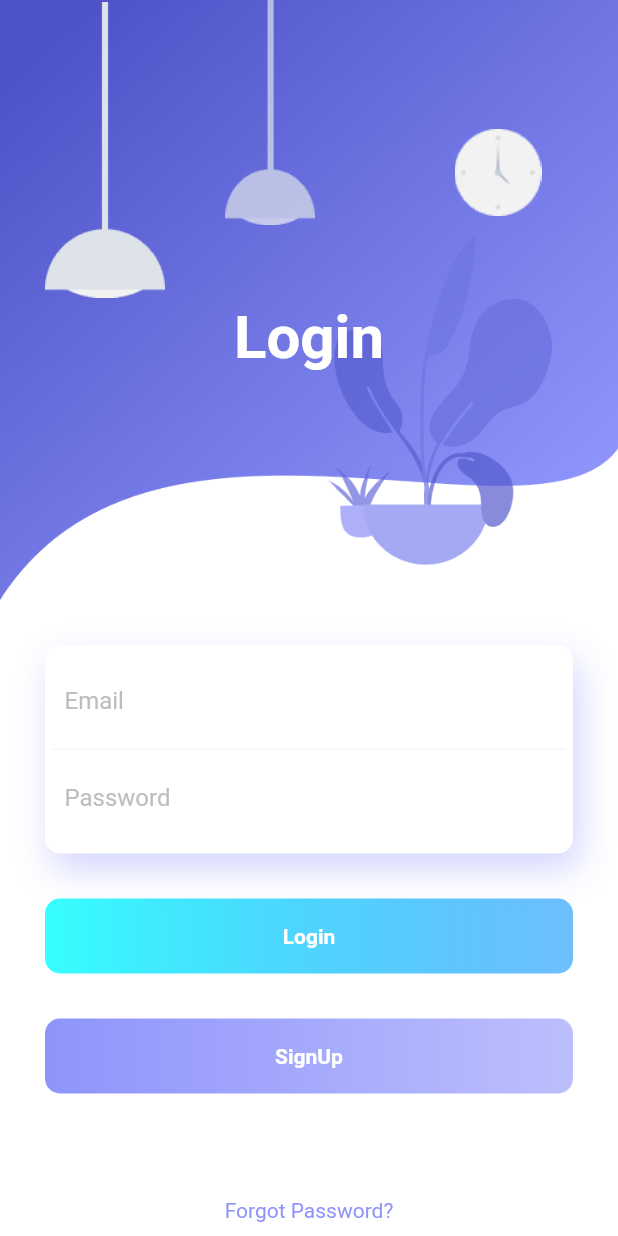
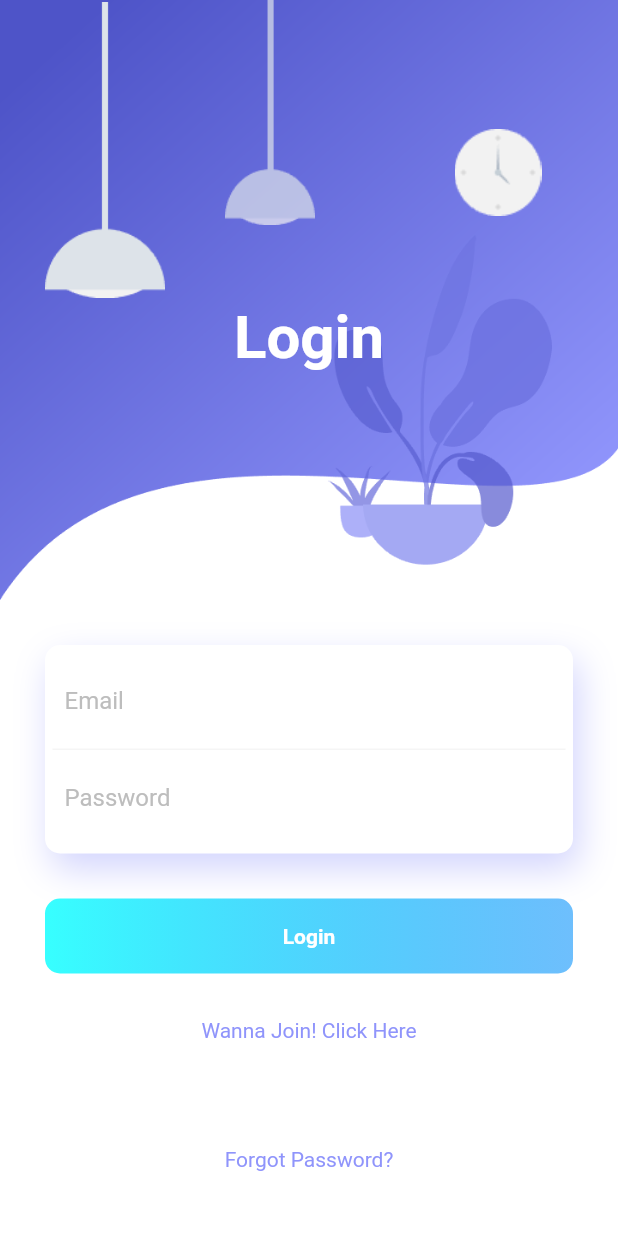
Before and after one commit to roodymike/Messaging_app_flutter, a Flutter app: the signin_auth screen opened directly, on a phone screen of 412 x 824 dp. Run offline on Flutter 3.47's test engine with Material 2 defaults, Android fonts, the phone set to English and light mode, and no system bars; our stand-ins replace firebase_auth, simple_animations; accounts and stored records are empty.

Commit message:
Worked on redirects

```diff
--- a/lib/main.dart
+++ b/lib/main.dart
@@ -1,6 +1,7 @@
 import 'package:flutter/material.dart';
 import 'package:message_me/views/auth/login_auth.dart';
 import 'package:message_me/views/auth/signup_auth.dart';
+import 'package:message_me/views/chat/chatRoomView.dart';
 
 void main() {
   runApp(MyApp());
@@ -18,7 +19,7 @@ class MyApp extends StatelessWidget {
         scaffoldBackgroundColor: Color(0xfff1F1F1F),
         visualDensity: VisualDensity.adaptivePlatformDensity,
       ),
-      home: SignUp(),
+      home: ChatRoom(),
     );
   }
 }
--- a/lib/views/auth/login_auth.dart
+++ b/lib/views/auth/login_auth.dart
@@ -12,7 +12,16 @@ class _signin_authState extends State<signin_auth>
   AnimationController _controller;
   TextEditingController email_id_controller = new TextEditingController();
   TextEditingController password_controller = new TextEditingController();
-
+  navmetoSignUp() {
+    print("Navigating to Sign Up Screen");
+    Navigator.pushReplacement(
+        context, MaterialPageRoute(builder: (context) => SignUp()));
+  }
+  navmetofpass() {
+    print("Navigating to Sign Up Screen");
+    Navigator.pushReplacement(
+        context, MaterialPageRoute(builder: (context) => SignUp()));
+  }
   @override
   void initState() {
     _controller = AnimationController(vsync: this);
@@ -190,25 +199,13 @@ class _signin_authState extends State<signin_auth>
                       FadeAnimation(
                           2,
                           GestureDetector(
-                            onTap: () {
-                              SignUp();
+                            onTap: (){
+                              navmetoSignUp();
                             },
-                            child: Container(
-                              height: 50,
-                              decoration: BoxDecoration(
-                                  borderRadius: BorderRadius.circular(10),
-                                  gradient: LinearGradient(colors: [
-                                    Color.fromRGBO(143, 148, 251, 1),
-                                    Color.fromRGBO(143, 148, 251, .6),
-                                  ])),
-                              child: Center(
-                                child: Text(
-                                  "SignUp",
-                                  style: TextStyle(
-                                      color: Colors.white,
-                                      fontWeight: FontWeight.bold),
-                                ),
-                              ),
+                            child: Text(
+                              "Wanna Join! Click Here",
+                              style: TextStyle(
+                                  color: Color.fromRGBO(143, 148, 251, 1)),
                             ),
                           )),
                       SizedBox(
@@ -216,10 +213,15 @@ class _signin_authState extends State<signin_auth>
                       ),
                       FadeAnimation(
                           1.5,
-                          Text(
-                            "Forgot Password?",
-                            style: TextStyle(
-                                color: Color.fromRGBO(143, 148, 251, 1)),
+                          GestureDetector(
+                            onTap: (){
+                              navmetofpass();
+                              },
+                            child: Text(
+                              "Forgot Password?",
+                              style: TextStyle(
+                                  color: Color.fromRGBO(143, 148, 251, 1)),
+                            ),
                           )),
                     ],
                   ),
--- a/lib/views/auth/signup_auth.dart
+++ b/lib/views/auth/signup_auth.dart
@@ -29,7 +29,6 @@ class _SignUpState extends State<SignUp> {
           .signUpwithEmailANdPassword(
               email_id_controller.text, password_controller.text)
           .then((val) {
-        print("${val.uid}");
         Navigator.pushReplacement(
             context, MaterialPageRoute(builder: (context) => ChatRoom()));
       });
@@ -246,7 +245,7 @@ class _SignUpState extends State<SignUp> {
                               navMeToSignIn();
                             },
                             child: Text(
-                              "Already Joined Us! Come Here's a way in",
+                              "Already Joined! Wow. Come Here's a way in",
                               style: TextStyle(
                                   color: Color.fromRGBO(143, 148, 251, 1)),
                             ),
```
Also changed, not shown: lib/views/chat/chatRoomView.dart (+148 -1 lines), lib/views/chat/ChatScreen.dart (added).
